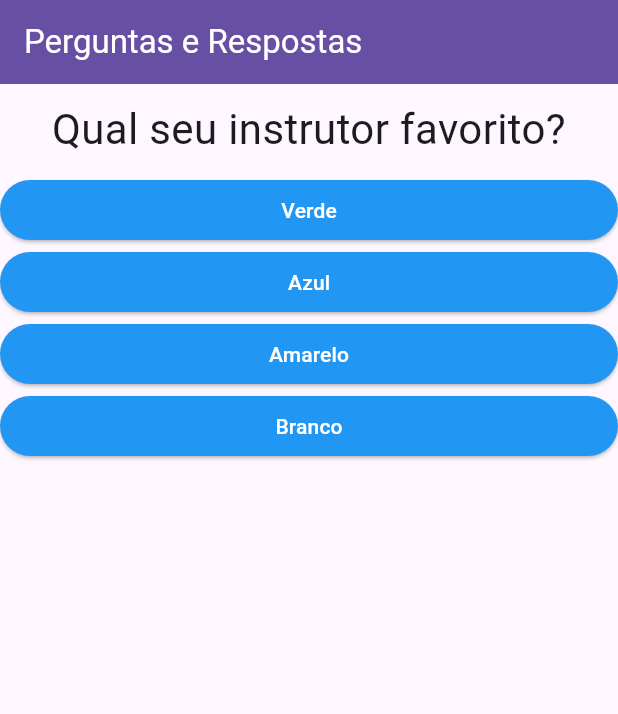
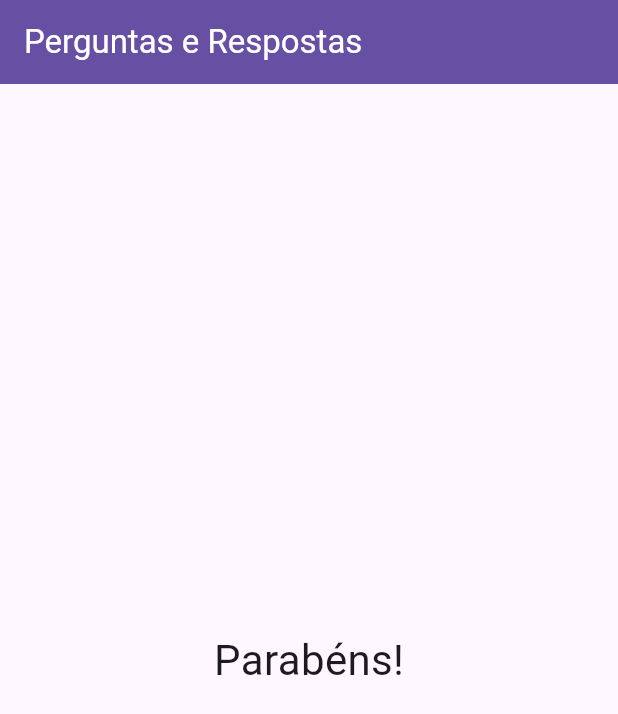
Before and after one commit to fabianomoreira/fullstack-botafogo-2025.1, a Flutter app: the screen it shows after launch, after a tap on "Verde", after a tap on "Azul", after a tap on "Amarelo", on a phone screen of 412 x 824 dp. Shown: the top 714 px of the screen. Run offline on Flutter 3.47's test engine with Material 3 defaults, Android fonts, the phone set to English and light mode, and no system bars.

Commit message:
Implementações de aula

```diff
--- a/flutter/projetos/perguntas/lib/main.dart
+++ b/flutter/projetos/perguntas/lib/main.dart
@@ -1,23 +1,37 @@
 import 'package:flutter/material.dart';
 import 'package:perguntas/questao.dart';
 import 'package:perguntas/resposta.dart';
+import 'package:perguntas/resultado.dart';
 
 void main() => runApp(_PerguntaApp());
 
 class _PerguntaAppState extends State<_PerguntaApp>{
   var _perguntaSelecionada = 0;
   final _perguntas = [
-    'Qual é a sua cor favorita?',
-    'Qual é o seu animal favorito?',
-    'Qual seu instrutor favorito?'
+    {
+      'texto': 'Qual é a sua cor favorita?',
+      'respostas': ['Azul', 'Verde', 'Amarelo', 'Roxo']
+    },
+    {
+      'texto': 'Qual é o seu animal favorito?',
+      'respostas': ['Coelho', 'Girafa', 'Jacaré', 'Cobra']
+    },
+    {
+      'texto': 'Qual seu instrutor favorito?',
+      'respostas': ['Douglas', 'Romulo', 'Fabiano', 'Alexandre']
+    }
   ];
 
   void responder(){
-    if (_perguntaSelecionada < (_perguntas.length - 1)) {
+    if (temPergunta) {
       setState(() {
         _perguntaSelecionada++;
       });
     }
+  }
+
+  bool get temPergunta {
+    return (_perguntaSelecionada < (_perguntas.length));
   }
 
   @override
@@ -29,15 +43,15 @@ class _PerguntaAppState extends State<_PerguntaApp>{
           foregroundColor: Theme.of(context).colorScheme.onPrimary,
           title: Text('Perguntas e Respostas'),
         ),
-        body: Column(
+        body: temPergunta ? Column(
           children: <Widget>[
-            Questao(_perguntas[_perguntaSelecionada]),
+            Questao(_perguntas[_perguntaSelecionada]['texto'] as String),
             Resposta('Verde', responder),
             Resposta('Azul', responder),
             Resposta('Amarelo', responder),
             Resposta('Branco', responder)
           ],
-        )
+        ) : Resultado()
       ),
     );
   }
--- /dev/null
+++ b/flutter/projetos/perguntas/lib/resultado.dart
@@ -0,0 +1,9 @@
+import 'package:flutter/material.dart';
+
+class Resultado extends StatelessWidget {
+
+  @override
+  Widget build(BuildContext context) {
+    return Center(child: Text("Parabéns!", style: TextStyle(fontSize: 28),));
+  }
+}
```
